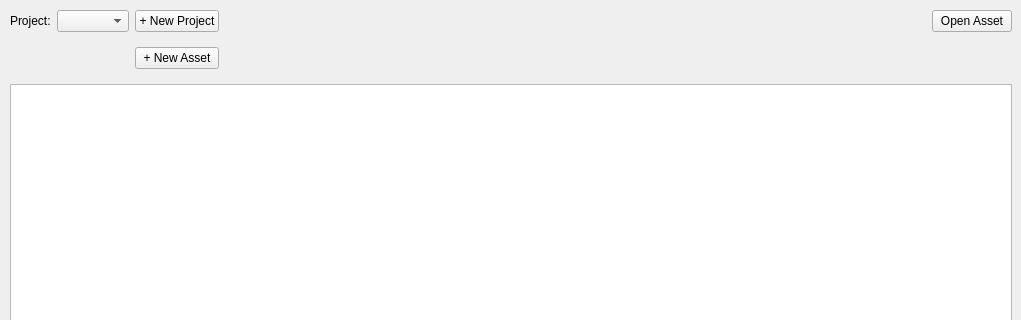
First picture: the form in gui/projManager.ui, repository elwellb/projectManagementTool, before the edit; both pictures show x 0 to 1021 and y 0 to 320 of the 1021 by 1000 pixel window.
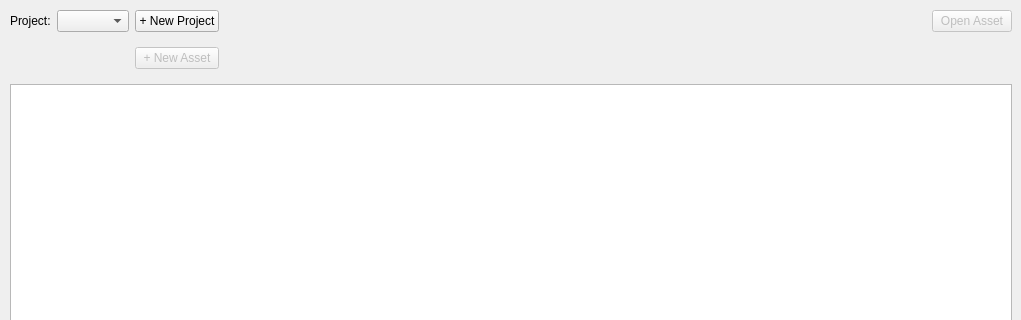
Second picture: the form after the edit.

The edit to the form file:
```diff
--- a/gui/projManager.ui
+++ b/gui/projManager.ui
@@ -72,6 +72,9 @@
       </item>
       <item row="2" column="2">
        <widget class="QPushButton" name="assetCreate">
+        <property name="enabled">
+         <bool>false</bool>
+        </property>
         <property name="text">
          <string>+ New Asset</string>
         </property>
@@ -95,6 +98,9 @@
       </item>
       <item row="1" column="4">
        <widget class="QPushButton" name="openAssetButton">
+        <property name="enabled">
+         <bool>false</bool>
+        </property>
         <property name="text">
          <string>Open Asset</string>
         </property>
```
